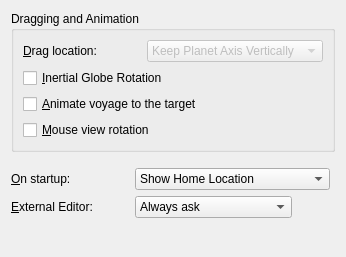
This is src/lib/marble/MarbleNavigationSettingsWidget.ui in KDE/marble as Qt 5 draws it before an edit. The edited form follows.
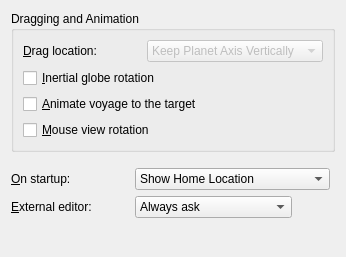
This is the edited form.

Patch:
```diff
--- a/src/lib/marble/MarbleNavigationSettingsWidget.ui
+++ b/src/lib/marble/MarbleNavigationSettingsWidget.ui
@@ -73,7 +73,7 @@
          <string>Use kinetic spinning when dragging the map</string>
         </property>
         <property name="text">
-         <string>&amp;Inertial Globe Rotation</string>
+         <string>&amp;Inertial globe rotation</string>
         </property>
        </widget>
       </item>
@@ -181,7 +181,7 @@
         </size>
        </property>
        <property name="text">
-        <string>&amp;External Editor:</string>
+        <string>&amp;External editor:</string>
        </property>
        <property name="buddy">
         <cstring>kcfg_onStartup</cstring>
```
